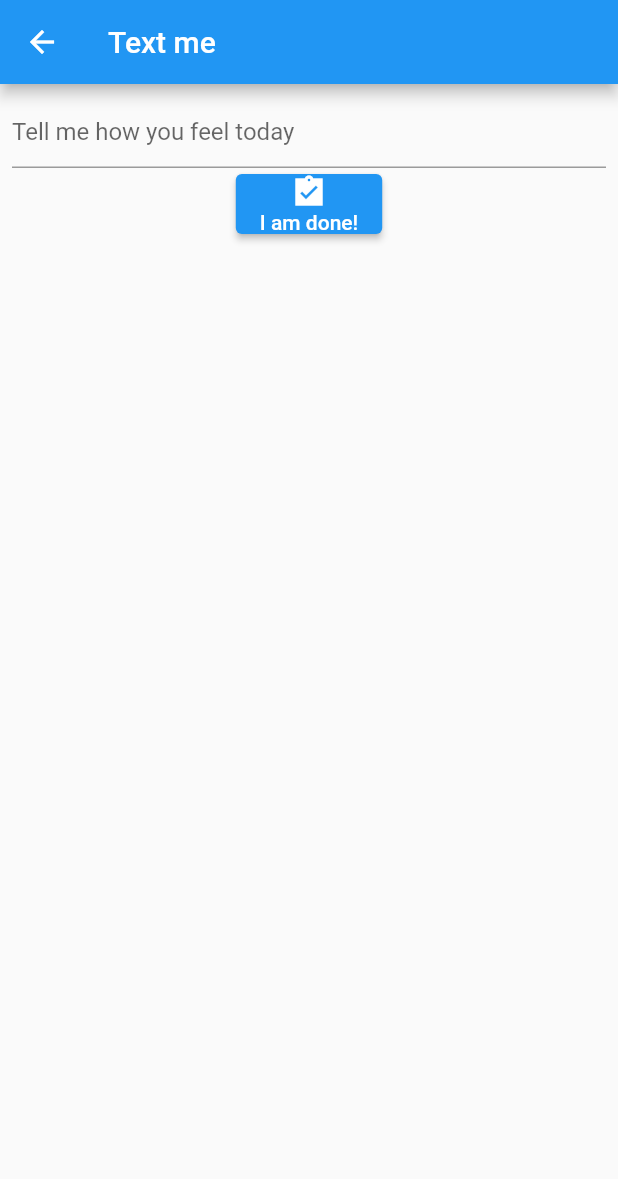
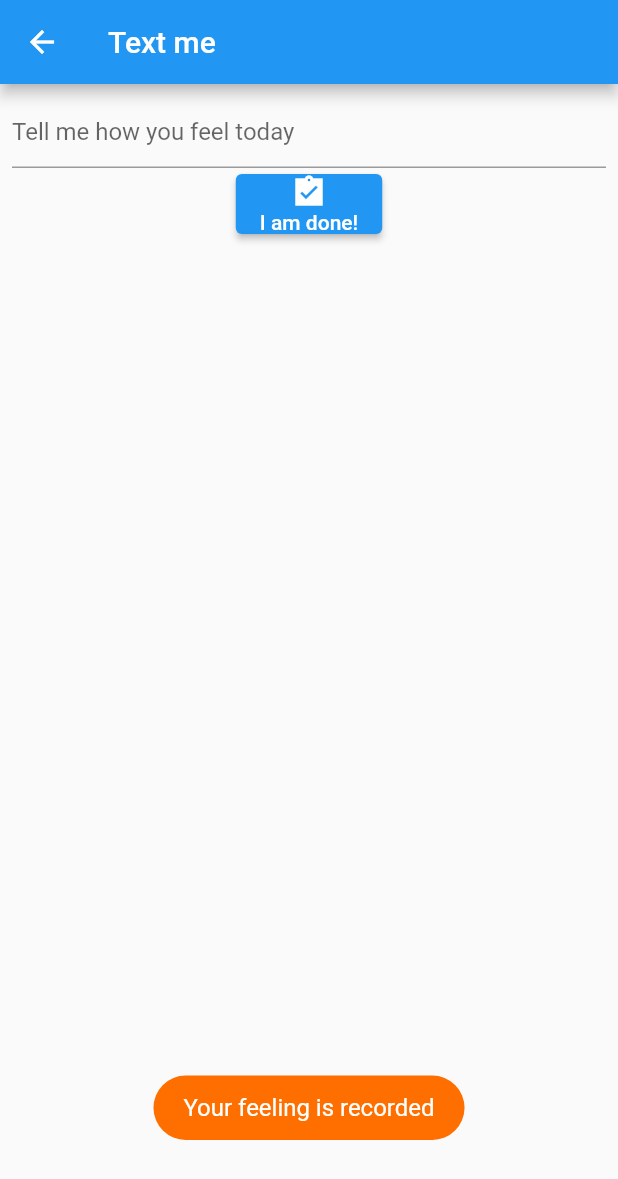
Before and after one commit to garytang75/MindCue, a Flutter app: the TextInput screen opened directly, after a tap on "I am done!", on a phone screen of 412 x 824 dp. Shown: the top 1179 px of the screen. Run offline on Flutter 3.47's test engine with Material 2 defaults, Android fonts, the phone set to English and light mode, and no system bars; our stand-ins replace fluttertoast, table_calendar; missing offline and left inert: amplify_api, amplify_auth_cognito, amplify_core, amplify_flutter.

```diff
--- a/lib/page/textinput_page.dart
+++ b/lib/page/textinput_page.dart
@@ -1,4 +1,5 @@
 import 'package:flutter/material.dart';
+import 'package:fluttertoast/fluttertoast.dart';
 
 class TextInput extends StatefulWidget {
   @override
@@ -30,6 +31,14 @@ class _TextInputState extends State<TextInput> {
                   onPressed: () {
                     print(_journalController.text);
                     _journalController.text = "";
+                    Fluttertoast.showToast(
+                        msg: "Your feeling is recorded",
+                        toastLength: Toast.LENGTH_SHORT,
+                        gravity: ToastGravity.BOTTOM,
+                        timeInSecForIosWeb: 1,
+                        backgroundColor: Colors.amber[900],
+                        textColor: Colors.white,
+                        fontSize: 16.0);
                   },
                   child: Column(
                     children: [
--- a/pubspec.yaml
+++ b/pubspec.yaml
@@ -33,6 +33,8 @@ dependencies:
   environment_config: ^2.2.5
 
   table_calendar: ^2.3.3
+
+  fluttertoast: ^8.0.3
 
 
 
```
Also changed, not shown: lib/auth_service.dart (+18 -2 lines), lib/main.dart (+1 -8 lines), lib/page/home_page.dart (+30 -1 lines), pubspec.lock.
